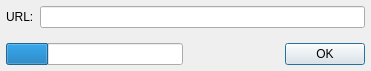
Above: ui/RepositoryForm.ui from Alex2772/hackers-mc-launcher before the change. Below: the same form after it.
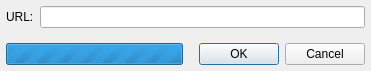
That is the form after the change. Custom widgets are drawn as their Qt base class.

Commit message: Repository add/remove/modify/save/load

Patch:
```diff
--- a/ui/RepositoryForm.ui
+++ b/ui/RepositoryForm.ui
@@ -57,8 +57,11 @@
     <layout class="QHBoxLayout" name="horizontalLayout">
      <item>
       <widget class="QProgressBar" name="progressBar">
+       <property name="maximum">
+        <number>0</number>
+       </property>
        <property name="value">
-        <number>24</number>
+        <number>-1</number>
        </property>
        <property name="textVisible">
         <bool>false</bool>
@@ -68,7 +71,7 @@
      <item>
       <widget class="QDialogButtonBox" name="buttonBox">
        <property name="standardButtons">
-        <set>QDialogButtonBox::Ok</set>
+        <set>QDialogButtonBox::Cancel|QDialogButtonBox::Ok</set>
        </property>
       </widget>
      </item>
```
Left out of the diff: 2 changed lines with no effect on the pictures. The commit also changes 12 other files.
